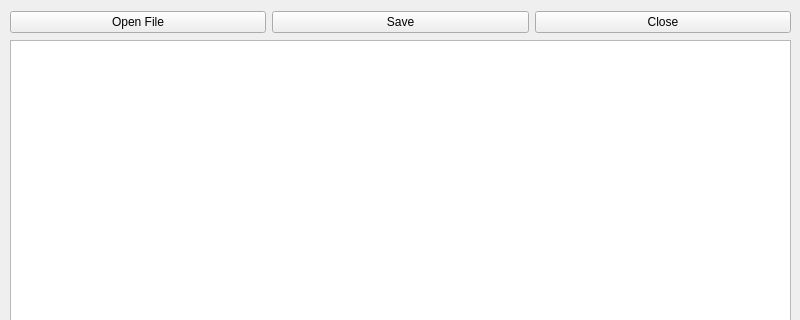
The window that simple_text_editor/editor.ui (panther-king/PyQt4-tutorial) describes before a commit, drawn with Qt 5; both pictures show x 0 to 800 and y 0 to 320 of the 800 by 600 pixel window.
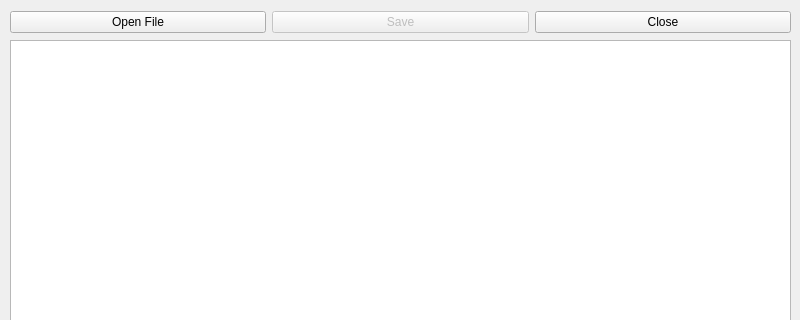
The same window after the commit.

Commit message: Complete "Extending text editor" tutorial

What changed in the file:
```diff
--- a/simple_text_editor/editor.ui
+++ b/simple_text_editor/editor.ui
@@ -24,7 +24,7 @@
      </rect>
     </property>
    </widget>
-   <widget class="QWidget" name="">
+   <widget class="QWidget" name="layoutWidget">
     <property name="geometry">
      <rect>
       <x>10</x>
@@ -43,6 +43,9 @@
      </item>
      <item>
       <widget class="QPushButton" name="button_save">
+       <property name="enabled">
+        <bool>false</bool>
+       </property>
        <property name="text">
         <string>Save</string>
        </property>
```
Left out of the diff: 4 changed lines with no effect on the pictures. The commit also changes 2 other files.
